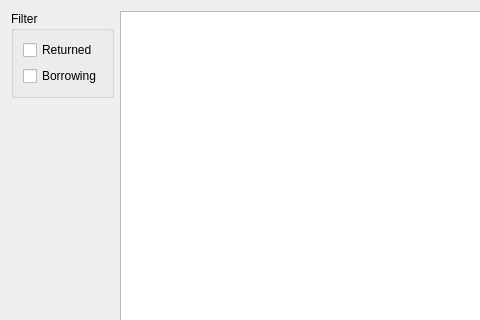
Qt form borrowedwidget.ui (huyquoctrinh/LibraryManagement) before a commit; both pictures show x 0 to 480 and y 0 to 320 of the 999 by 648 pixel window.
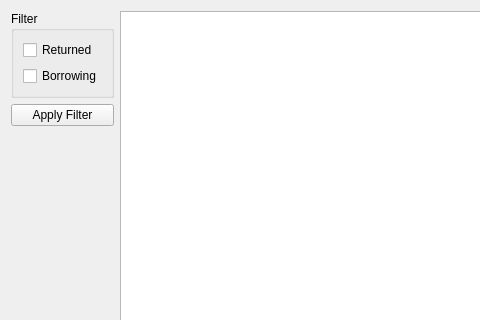
The same form after that commit.

Diff of the .ui file:
```diff
--- a/borrowedwidget.ui
+++ b/borrowedwidget.ui
@@ -39,6 +39,13 @@
        </layout>
       </widget>
      </item>
+     <item>
+      <widget class="QPushButton" name="btnFilter">
+       <property name="text">
+        <string>Apply Filter</string>
+       </property>
+      </widget>
+     </item>
      <item>
       <spacer name="verticalSpacer">
        <property name="orientation">
```
Left out of the diff: 4 changed lines with no effect on the pictures.
